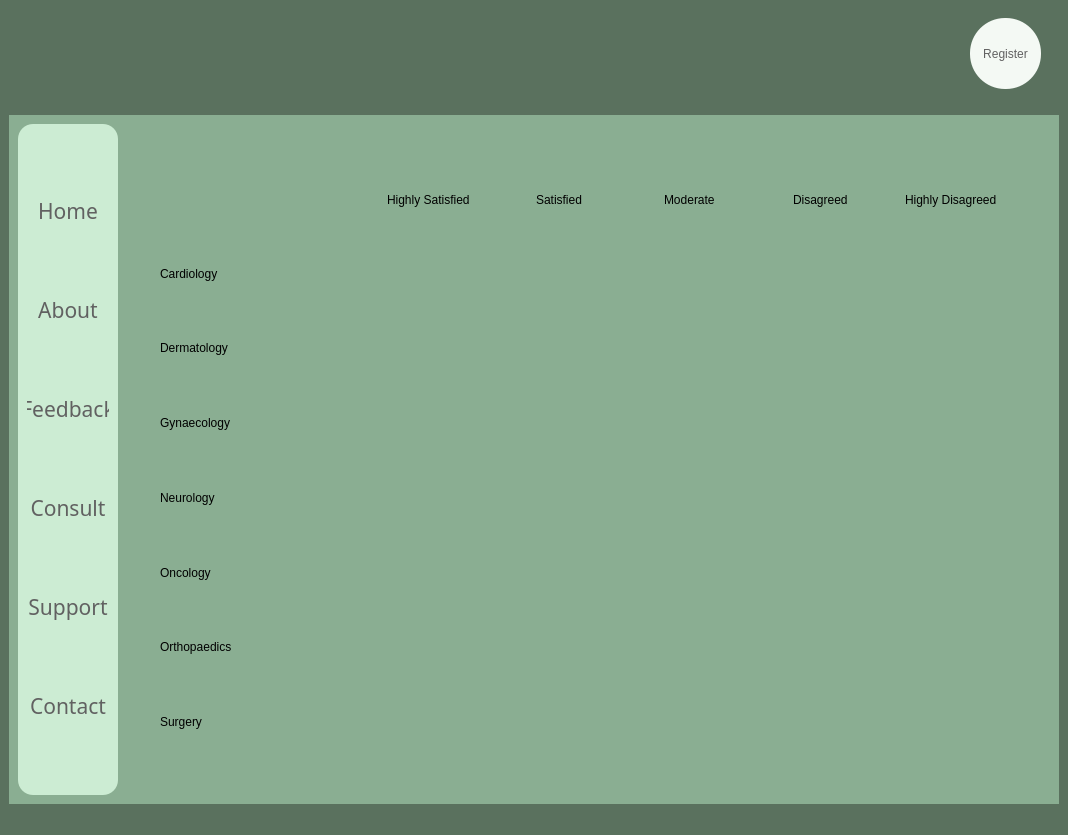
Old version of the form Feedback_window.ui in the repository srishtiigautam/restorehealth.
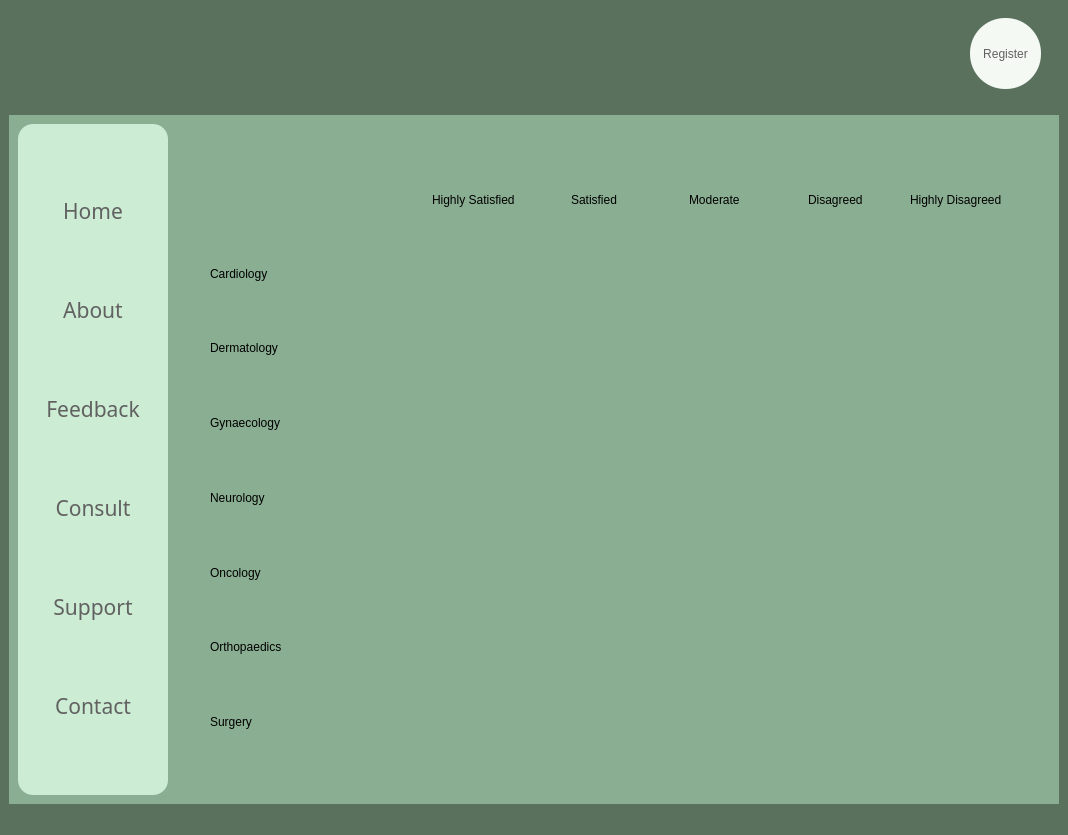
New version of the form. Icons and pictures are not drawn.

Patch:
```diff
--- a/Feedback_window.ui
+++ b/Feedback_window.ui
@@ -186,6 +186,12 @@
       <layout class="QHBoxLayout" name="horizontalLayout">
        <item>
         <widget class="QFrame" name="frame_3">
+         <property name="minimumSize">
+          <size>
+           <width>150</width>
+           <height>0</height>
+          </size>
+         </property>
          <property name="maximumSize">
           <size>
            <width>100</width>
@@ -420,7 +426,7 @@
               <rect>
                <x>0</x>
                <y>0</y>
-               <width>908</width>
+               <width>858</width>
                <height>654</height>
               </rect>
              </property>
```
